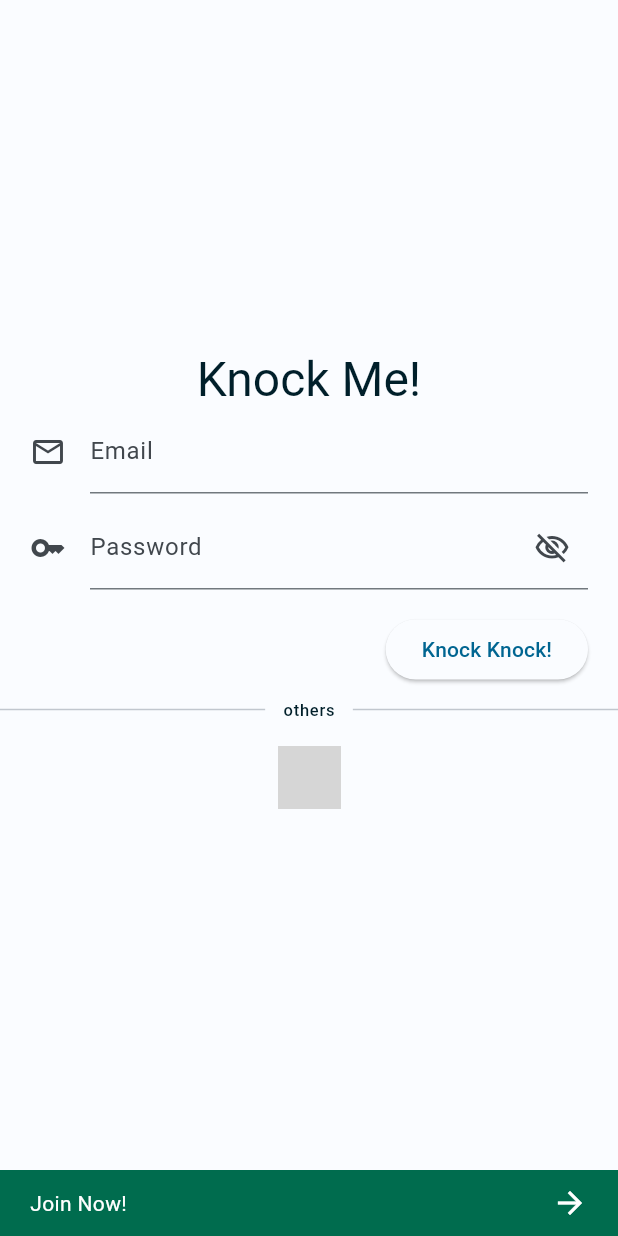
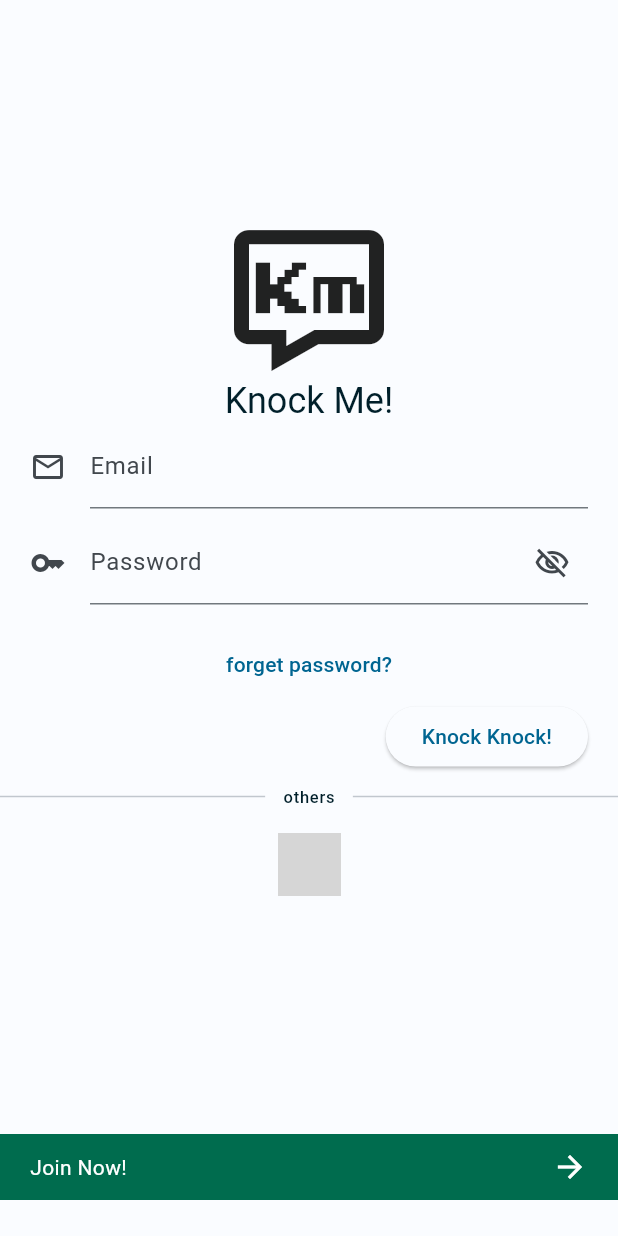
Before and after one commit to dipta-2707/knock_knock, a Flutter app: the screen it shows after launch, on a phone screen of 412 x 824 dp. Run offline on Flutter 3.47's test engine with Material 2 defaults, Android fonts, the phone set to English and light mode, and no system bars; our stand-ins replace cached_network_image, cloud_firestore, firebase_auth, firebase_core, firebase_messaging, firebase_storage and 3 more; missing offline and left inert: dart:ffi; accounts and stored records are empty; network calls fail; grey boxes are pictures that could not be loaded.

Commit message:
forget password added

```diff
--- a/lib/api/api.dart
+++ b/lib/api/api.dart
@@ -352,7 +352,8 @@ class KnockApis {
   }
 
   /// sent push notification
-  static Future<void> sentPushNotification({required String message}) async {
+  static Future<void> sentPushNotification(
+      {required UserModel userModel, required String message}) async {
     var headers = {
       'Content-Type': 'application/json',
       'Authorization': ApiConfig.pushAuthKey
@@ -360,8 +361,7 @@ class KnockApis {
     var request =
         http.Request('POST', Uri.parse('https://fcm.googleapis.com/fcm/send'));
     request.body = json.encode({
-      "to":
-          "eyoR-qh7T9qpOUdazxwS7K:APA91bHeTCJd2okQSdvTfpzM7movbSjDDd5gBDnhx2Vrt9D9nSeO8gEtMXCsRH2mTaRgvVK8wfWSpf9h--zVUyFOQOAa4xH7LXDygd8yf8t-XUiEhKU1cbD8rqgCMvtV8W1lsxW-vr-G",
+      "to": userModel.pushToken,
       "notification": {"title": "Knock Me - ${me.name}", "body": message}
     });
     request.headers.addAll(headers);
--- a/lib/config/route_config.dart
+++ b/lib/config/route_config.dart
@@ -2,6 +2,7 @@ import 'package:get/get.dart';
 import 'package:knockme/bindings/addFriend_binding.dart';
 import 'package:knockme/bindings/all_friend_page_binding.dart';
 import 'package:knockme/bindings/chat_binding.dart';
+import 'package:knockme/bindings/forget_password_page_binding.dart';
 import 'package:knockme/bindings/homePage_binding.dart';
 import 'package:knockme/bindings/profile_binding.dart';
 import 'package:knockme/bindings/signUp_binding.dart';
@@ -10,6 +11,7 @@ import 'package:knockme/bindings/splash_binding.dart';
 import 'package:knockme/view/pages/add_friend_page.dart';
 import 'package:knockme/view/pages/all_friends_page.dart';
 import 'package:knockme/view/pages/chat_page.dart';
+import 'package:knockme/view/pages/forget_password_page.dart';
 import 'package:knockme/view/pages/home_page.dart';
 import 'package:knockme/view/pages/sigin_page.dart';
 import 'package:knockme/view/pages/signUp_page.dart';
@@ -27,6 +29,7 @@ class RouteConfig {
   static const String chatPageRouteName = '/chatPage';
   static const String addFriendPageRouteName = '/addFriendPage';
   static const String allFriendPageRouteName = '/allFriendPage';
+  static const String forgetPasswordPageRouteName = '/forgetPasswordPage';
   static final pages = [
     GetPage(
         name: splashPageRouteName,
@@ -66,5 +69,10 @@ class RouteConfig {
         page: () => const AllFriendPage(),
         binding: ALlFriendPageBinding(),
         transition: Transition.cupertino),
+    GetPage(
+        name: forgetPasswordPageRouteName,
+        page: () => const ForgetPasswordPage(),
+        binding: ForgetPasswordPageBinding(),
+        transition: Transition.cupertino)
   ];
 }
--- a/lib/controller/page/chat_controller.dart
+++ b/lib/controller/page/chat_controller.dart
@@ -22,7 +22,7 @@ class ChatController extends GetxController {
       // sent push notification if not online
       if (!userModel.isOnline) {
         await KnockApis.sentPushNotification(
-            message: _messageTextController.text);
+            userModel: userModel, message: _messageTextController.text);
       }
       _messageTextController.clear();
     } else {
--- a/lib/controller/page/homePage_controller.dart
+++ b/lib/controller/page/homePage_controller.dart
@@ -26,6 +26,8 @@ class HomePageController extends GetxController with WidgetsBindingObserver {
   @override
   void onClose() {
     WidgetsBinding.instance.removeObserver(this);
+    // this will give error when user signOut
+    KnockApis.updateActiveStatus(isOnline: false);
     super.onClose();
   }
 
--- a/lib/controller/page/signIn_controller.dart
+++ b/lib/controller/page/signIn_controller.dart
@@ -103,4 +103,9 @@ class SignInController extends GetxController {
       }
     }
   }
+
+  // goto forget password page
+  void gotoForgetPassPage() {
+    Get.toNamed(RouteConfig.forgetPasswordPageRouteName);
+  }
 }
--- a/lib/controller/page/splash_controller.dart
+++ b/lib/controller/page/splash_controller.dart
@@ -1,6 +1,8 @@
 import 'package:firebase_auth/firebase_auth.dart';
 import 'package:get/get.dart';
 import 'package:knockme/config/route_config.dart';
+
+import '../../api/api.dart';
 
 class SplashPageController extends GetxController
     with GetSingleTickerProviderStateMixin {
@@ -9,6 +11,7 @@ class SplashPageController extends GetxController
     super.onInit();
     Future.delayed(const Duration(milliseconds: 700)).then((value) {
       if (FirebaseAuth.instance.currentUser != null) {
+        KnockApis.updateActiveStatus(isOnline: true);
         Get.offAndToNamed(RouteConfig.homePageRouteName);
       } else {
         Get.offAndToNamed(RouteConfig.singInPageRouteName);
--- a/lib/view/pages/sigin_page.dart
+++ b/lib/view/pages/sigin_page.dart
@@ -1,6 +1,7 @@
 import 'package:flutter/material.dart';
 import 'package:get/get.dart';
 import 'package:knockme/controller/page/signIn_controller.dart';
+import 'package:knockme/model/knock_me_icon_icons.dart';
 
 class SignInPage extends GetView<SignInController> {
   const SignInPage({Key? key}) : super(key: key);
@@ -9,16 +10,25 @@ class SignInPage extends GetView<SignInController> {
   Widget build(BuildContext context) {
     return Scaffold(
       body: SafeArea(
+          child: SingleChildScrollView(
+        child: SizedBox(
+          width: double.infinity,
+          height: MediaQuery.of(context).size.height - 24,
           child: Column(
             mainAxisAlignment: MainAxisAlignment.center,
+            mainAxisSize: MainAxisSize.max,
             children: [
               const Spacer(),
-          Hero(
-            tag: 'knock_tag',
-            child: Text(
+              const Hero(
+                tag: 'knock_me',
+                child: Icon(
+                  KnockMeIcon.mainLogo,
+                  size: 100.0,
+                ),
+              ),
+              Text(
                 'Knock Me!',
-              style: Theme.of(context).textTheme.headlineLarge,
-            ),
+                style: Theme.of(context).textTheme.headlineSmall,
               ),
               Padding(
                 padding: const EdgeInsets.symmetric(horizontal: 20.0),
@@ -54,6 +64,17 @@ class SignInPage extends GetView<SignInController> {
               const SizedBox(
                 height: 16.0,
               ),
+              // ========= forget password =========
+              Visibility(
+                child: Align(
+                    alignment: Alignment.center,
+                    child: TextButton(
+                        onPressed: () {
+                          controller.gotoForgetPassPage();
+                        },
+                        child: const Text('forget password?'))),
+              ),
+              // ================== Knock ME button =======
               Padding(
                 padding: const EdgeInsets.only(right: 20.0),
                 child: Align(
@@ -103,8 +124,8 @@ class SignInPage extends GetView<SignInController> {
               InkWell(
                 onTap: () => controller.gotoSignUp(),
                 child: Container(
-              padding:
-                  const EdgeInsets.symmetric(horizontal: 20.0, vertical: 10.0),
+                  padding: const EdgeInsets.symmetric(
+                      horizontal: 20.0, vertical: 10.0),
                   color: Theme.of(context).colorScheme.secondary,
                   child: const Row(
                     mainAxisAlignment: MainAxisAlignment.spaceBetween,
@@ -122,6 +143,8 @@ class SignInPage extends GetView<SignInController> {
                 ),
               )
             ],
+          ),
+        ),
       )),
     );
   }
```
Also changed, not shown: lib/bindings/forget_password_page_binding.dart (added, +10 -0 lines), lib/controller/page/forget_password_page_controller.dart (added, +27 -0 lines), lib/view/pages/forget_password_page.dart (added, +43 -0 lines), lib/view/pages/splash_page.dart (+7 -4 lines). Lines whose indentation alone changed are shown as unchanged.
